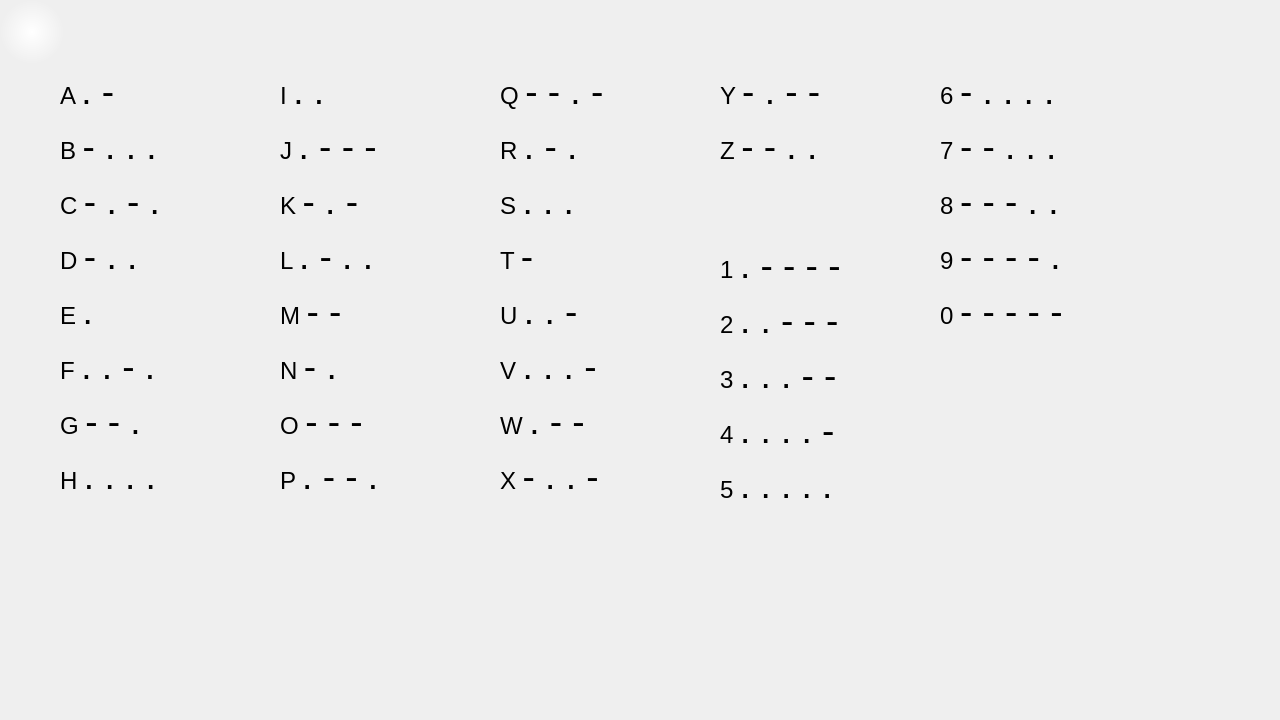
Old version of the form MorseCodeLearner/referencewindow.ui in the repository UofU-CS3505/cs3505-assignment9-the_tigers.
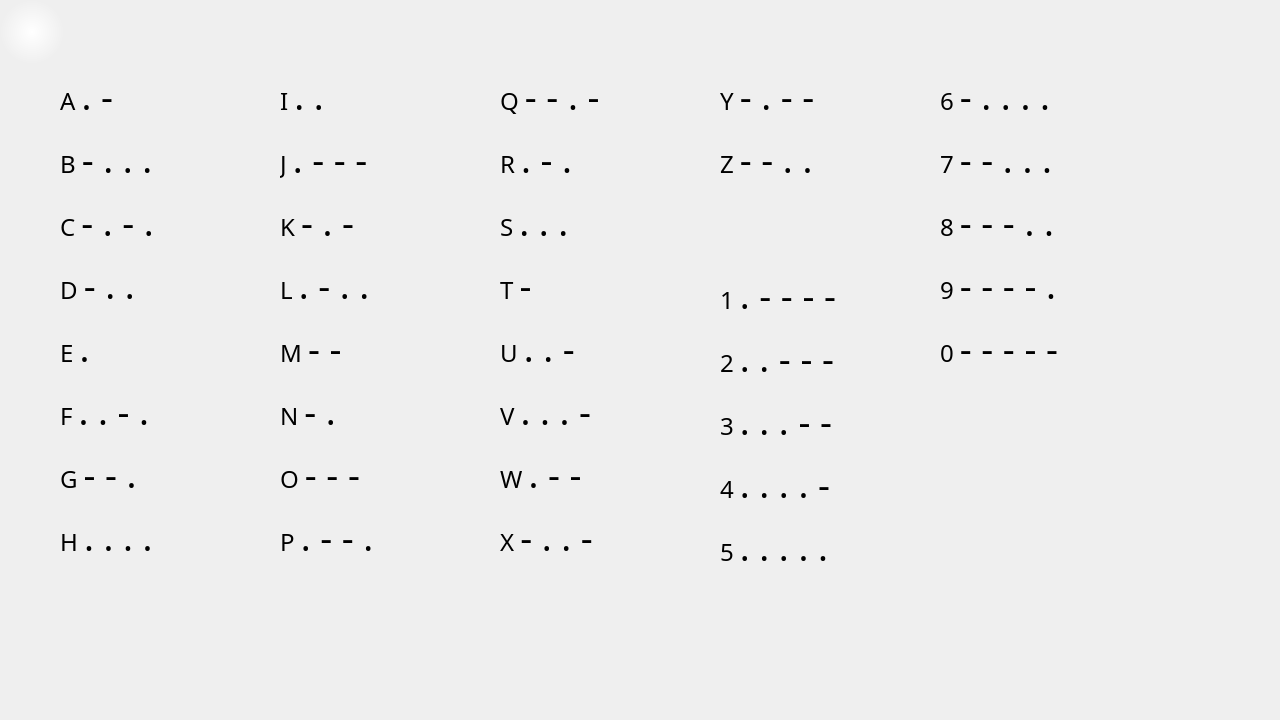
New version of the form.

Commit message: Fixed kerning, improved paddle illustrations

```diff
--- a/MorseCodeLearner/referencewindow.ui
+++ b/MorseCodeLearner/referencewindow.ui
@@ -45,7 +45,9 @@
    </property>
    <property name="font">
     <font>
+     <family>OldNewspaperTypes</family>
      <pointsize>15</pointsize>
+     <kerning>false</kerning>
     </font>
    </property>
    <property name="styleSheet">
@@ -72,7 +74,9 @@
    </property>
    <property name="font">
     <font>
+     <family>OldNewspaperTypes</family>
      <pointsize>15</pointsize>
+     <kerning>false</kerning>
     </font>
    </property>
    <property name="styleSheet">
@@ -99,7 +103,9 @@
    </property>
    <property name="font">
     <font>
+     <family>OldNewspaperTypes</family>
      <pointsize>15</pointsize>
+     <kerning>false</kerning>
     </font>
    </property>
    <property name="styleSheet">
@@ -126,7 +132,9 @@
    </property>
    <property name="font">
     <font>
+     <family>OldNewspaperTypes</family>
      <pointsize>15</pointsize>
+     <kerning>false</kerning>
     </font>
    </property>
    <property name="styleSheet">
@@ -153,7 +161,9 @@
    </property>
    <property name="font">
     <font>
+     <family>OldNewspaperTypes</family>
      <pointsize>15</pointsize>
+     <kerning>false</kerning>
     </font>
    </property>
    <property name="styleSheet">
```
The commit also changes 7 other files.
